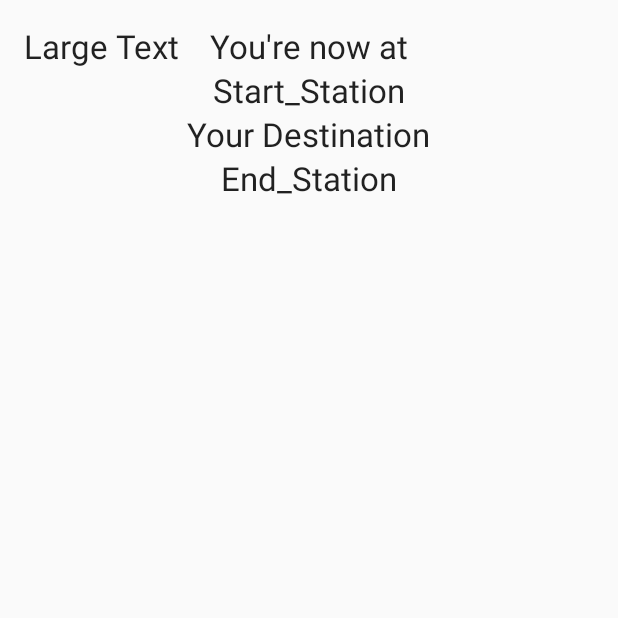
After one commit to eugenius1/MindTheNap, an Android app: the ProgressPageActivity screen opened directly, with no data from a screen before it, on a phone screen of 412 x 824 dp, the top half of it. The commit adds this screen. Run offline under Robolectric (Android 15) with nearby library versions, the phone set to English and light mode, and no system bars; 1 statement that could not run was skipped.

Commit message:
Added progress tracker

```diff
--- a/Tube/app/src/main/AndroidManifest.xml
+++ b/Tube/app/src/main/AndroidManifest.xml
@@ -47,6 +47,7 @@
         <activity android:name=".OnJourney"></activity>
         <activity android:name=".SoundRecordingExample"></activity>
         <activity android:name=".ResetLocation"></activity>
+        <activity android:name=".ProgressPageActivity"></activity>
     </application>
 
 </manifest>
--- a/Tube/app/src/main/java/fbhackathon/com/tube/FuzzyStringMatcher.java
+++ b/Tube/app/src/main/java/fbhackathon/com/tube/FuzzyStringMatcher.java
@@ -70,7 +70,7 @@ public class FuzzyStringMatcher {
     public String findBestSentenceMatch(ArrayList<String> arr) {
         MatchResult bestResult = new MatchResult();
         bestResult.confidence = 0;
-        bestResult.match = "no_result";
+        bestResult.match = "not_found";
         for(String sentence : arr) {
             String[] sent = sentence.split("\\s+");
             for(String word : sent) {
--- /dev/null
+++ b/Tube/app/src/main/java/fbhackathon/com/tube/ProgressPageActivity.java
@@ -0,0 +1,58 @@
+package fbhackathon.com.tube;
+
+import android.app.Activity;
+import android.content.Intent;
+import android.os.Bundle;
+import android.os.Handler;
+import android.widget.TextView;
+
+import org.w3c.dom.Text;
+
+/**
+ * Created by Chaiyong on 3/13/16.
+ */
+public class ProgressPageActivity extends Activity {
+    private String[] stops;
+    private TextView result;
+    private Handler mHandler = new Handler();
+    @Override
+    protected void onCreate(Bundle savedInstanceState) {
+        super.onCreate(savedInstanceState);
+        setContentView(R.layout.progress);
+        result = (TextView) findViewById(R.id.result);
+        callSpeechRecognition();
+    }
+
+    private void callSpeechRecognition() {
+        stops = getIntent().getExtras().getStringArray("stops");
+        Intent intent = new Intent(ProgressPageActivity.this, SpeechInputNewActivity.class);
+        intent.putExtra("stops", stops);
+        startActivityForResult(intent, 0);
+    }
+
+    @Override
+    protected void onActivityResult(int requestCode, int resultCode, Intent data) {
+        // Check which request we're responding to
+        if (requestCode == 0) {
+            // Make sure the request was successful
+            if (resultCode == RESULT_OK) {
+                String resultString = data.getStringExtra("result");
+                result.setText(resultString);
+                if (!resultString.equals(stops[stops.length-1])) {
+                    mHandler.postDelayed(new Runnable() {
+                        public void run() {
+                            callSpeechRecognition();
+                        }
+                    }, 3000);
+                }
+            } else {
+                result.setText("NOT FOUND :-(");
+                mHandler.postDelayed(new Runnable() {
+                    public void run() {
+                        callSpeechRecognition();
+                    }
+                }, 3000);
+            }
+        }
+    }
+}
--- /dev/null
+++ b/Tube/app/src/main/res/layout/progress.xml
@@ -0,0 +1,68 @@
+<?xml version="1.0" encoding="utf-8"?>
+<LinearLayout xmlns:android="http://schemas.android.com/apk/res/android"
+    android:layout_width="match_parent"
+    android:layout_height="match_parent"
+    android:orientation="vertical">
+
+    <RelativeLayout xmlns:android="http://schemas.android.com/apk/res/android"
+        xmlns:tools="http://schemas.android.com/tools"
+        android:layout_width="match_parent"
+        android:layout_height="match_parent"
+        android:paddingBottom="@dimen/activity_vertical_margin"
+        android:paddingLeft="@dimen/activity_horizontal_margin"
+        android:paddingRight="@dimen/activity_horizontal_margin"
+        android:paddingTop="@dimen/activity_vertical_margin"
+        tools:context="fbhackathon.com.tube.OnJourney">
+
+        <TextView
+            android:id="@+id/textView4"
+            android:layout_width="wrap_content"
+            android:layout_height="wrap_content"
+            android:layout_alignParentTop="true"
+            android:layout_centerHorizontal="true"
+            android:text="You&apos;re now at"
+            android:textAppearance="?android:attr/textAppearanceLarge" />
+
+        <TextView
+            android:id="@+id/current_station"
+            android:layout_width="wrap_content"
+            android:layout_height="wrap_content"
+            android:layout_below="@+id/textView4"
+            android:layout_centerHorizontal="true"
+            android:text="Start_Station"
+            android:textAppearance="?android:attr/textAppearanceLarge" />
+
+        <TextView
+            android:id="@+id/textView5"
+            android:layout_width="wrap_content"
+            android:layout_height="wrap_content"
+            android:layout_below="@+id/current_station"
+            android:layout_centerHorizontal="true"
+            android:text="Your Destination"
+            android:textAppearance="?android:attr/textAppearanceLarge" />
+
+        <TextView
+            android:id="@+id/end_station"
+            android:layout_width="wrap_content"
+            android:layout_height="wrap_content"
+            android:layout_below="@+id/textView5"
+            android:layout_centerHorizontal="true"
+            android:text="End_Station"
+            android:textAppearance="?android:attr/textAppearanceLarge" />
+
+        <ListView
+            android:id="@+id/remaining_stations"
+            android:layout_width="wrap_content"
+            android:layout_height="wrap_content"
+            android:layout_alignParentEnd="true"
+            android:layout_below="@+id/end_station" />
+
+        <TextView
+            android:id="@+id/result"
+            android:layout_width="fill_parent"
+            android:layout_height="fill_parent"
+            android:layout_gravity="right"
+            android:text="Large Text"
+            android:textAppearance="?android:attr/textAppearanceLarge" />
+    </RelativeLayout>
+</LinearLayout>
```
Also changed, not shown: Tube/app/src/main/java/fbhackathon/com/tube/MainActivity.java (+21 -21 lines), Tube/app/src/main/java/fbhackathon/com/tube/OnJourney.java (+44 -4 lines), Tube/app/src/main/java/fbhackathon/com/tube/SpeechInputNewActivity.java (+22 -8 lines), Tube/app/src/main/res/layout/activity_main.xml (+6 -6 lines).
